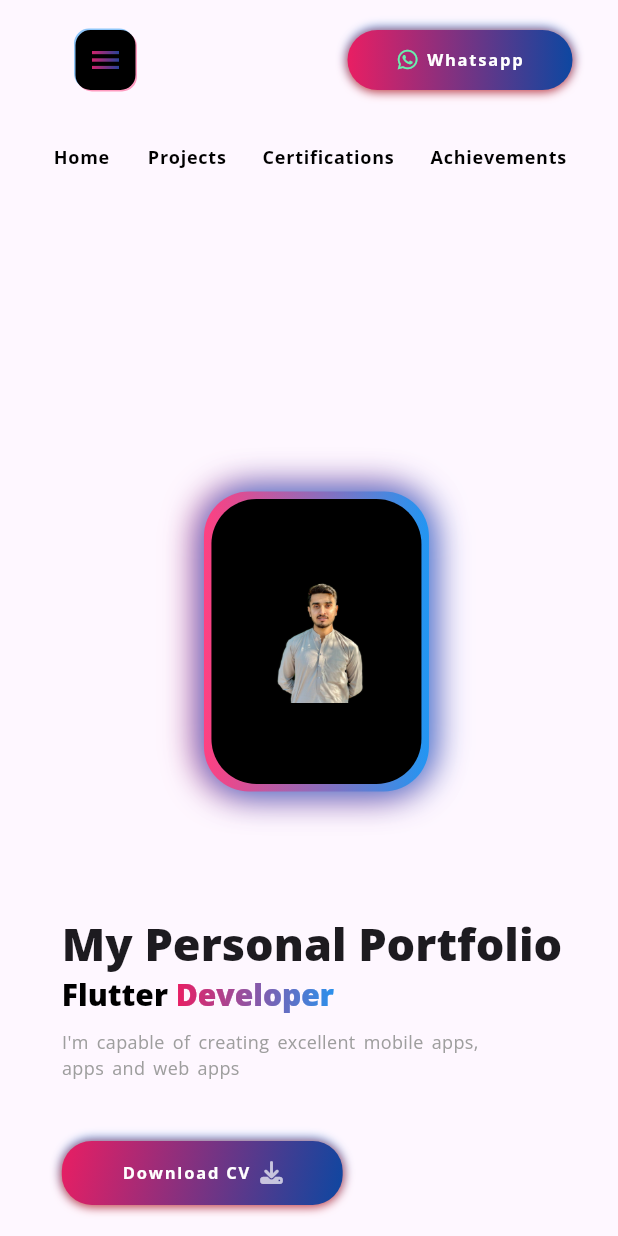
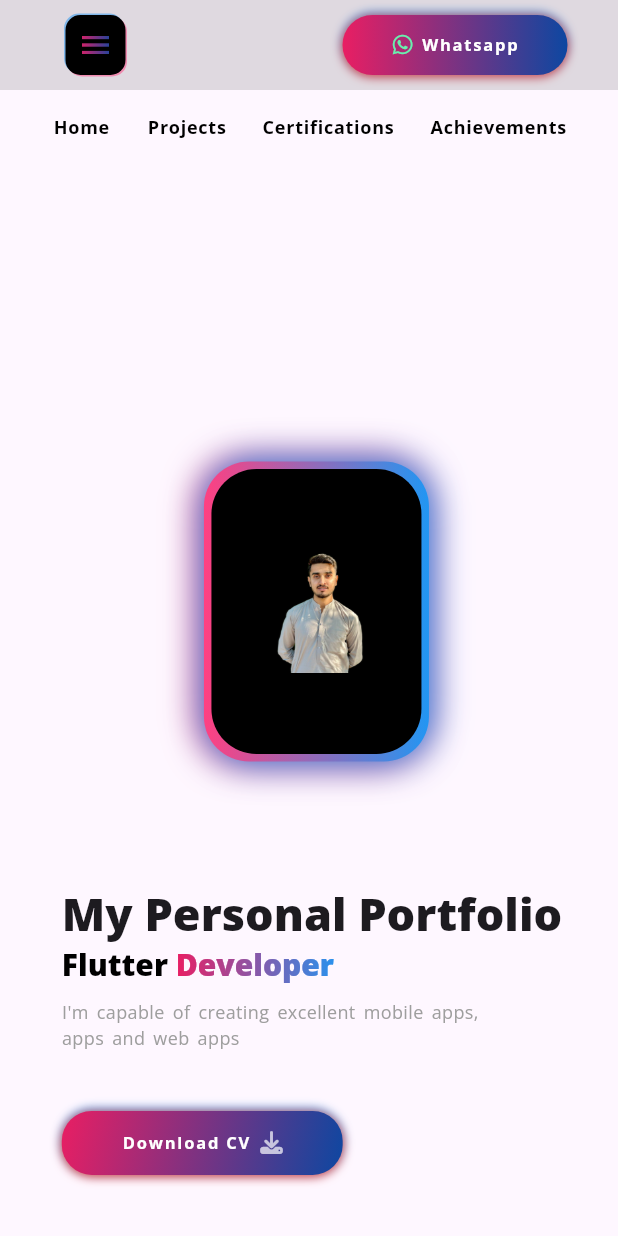
Before and after one commit to Qamarzaman555/qamar_zk_portfolio, a Flutter app: the screen it shows after launch, on a phone screen of 412 x 824 dp. Run offline on Flutter 3.47's test engine with Material 3 defaults, Android fonts, the phone set to English and light mode, and no system bars; our stand-ins replace flutter_svg, font_awesome_flutter, get, google_fonts, photo_view.

Commit message:
fix: nav bar item

```diff
--- a/lib/view/main/components/connect_button.dart
+++ b/lib/view/main/components/connect_button.dart
@@ -9,7 +9,7 @@ class ConnectButton extends StatelessWidget {
   @override
   Widget build(BuildContext context) {
     return Padding(
-      padding: const EdgeInsets.symmetric(vertical: defaultPadding),
+      padding: const EdgeInsets.symmetric(vertical: defaultPadding / 2),
       child: InkWell(
         onTap: () {
           launchUrl(Uri.parse('https://wa.me/03159392193'));
--- a/lib/view/main/components/navigation_bar.dart
+++ b/lib/view/main/components/navigation_bar.dart
@@ -10,12 +10,13 @@ class TopNavigationBar extends StatelessWidget {
   @override
   Widget build(BuildContext context) {
     return Scaffold(
+      backgroundColor: Colors.black12,
       body: Row(
         crossAxisAlignment: CrossAxisAlignment.center,
         children: [
           const Spacer(),
           Padding(
-            padding: const EdgeInsets.all(defaultPadding),
+            padding: const EdgeInsets.all(defaultPadding / 2),
             child: !Responsive.isLargeMobile(context)
                 ? Image.asset('assets/images/image.png')
                 : MenuButton(
--- a/lib/view/main/main_view.dart
+++ b/lib/view/main/main_view.dart
@@ -17,7 +17,7 @@ class MainView extends StatelessWidget {
         child: Column(
           children: [
             const SizedBox(
-              height: 80,
+              height: 60,
               child: TopNavigationBar(),
             ),
             if (Responsive.isLargeMobile(context))
```
